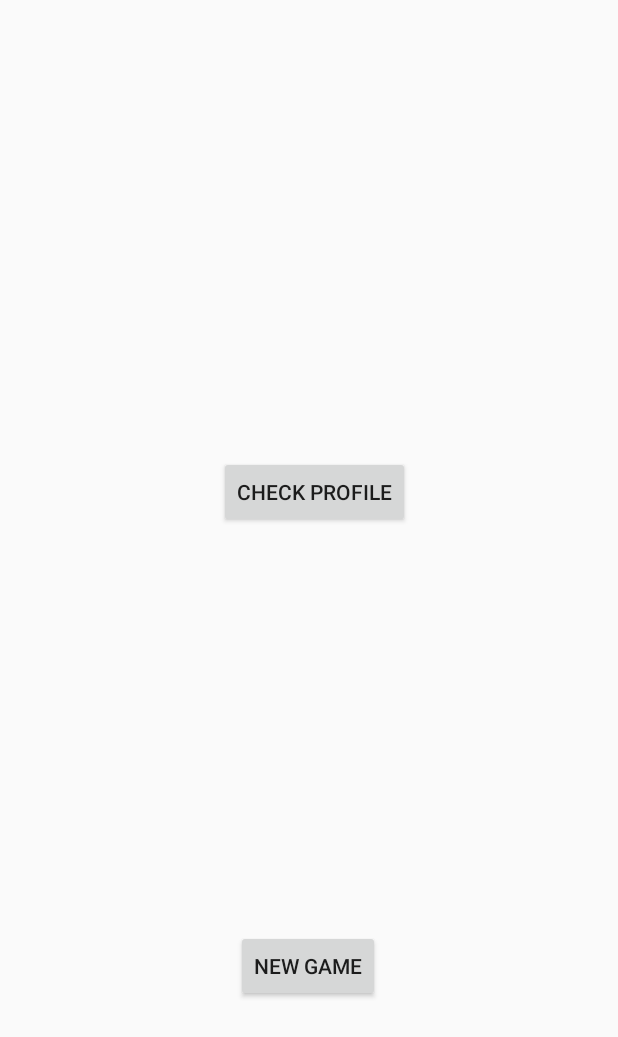
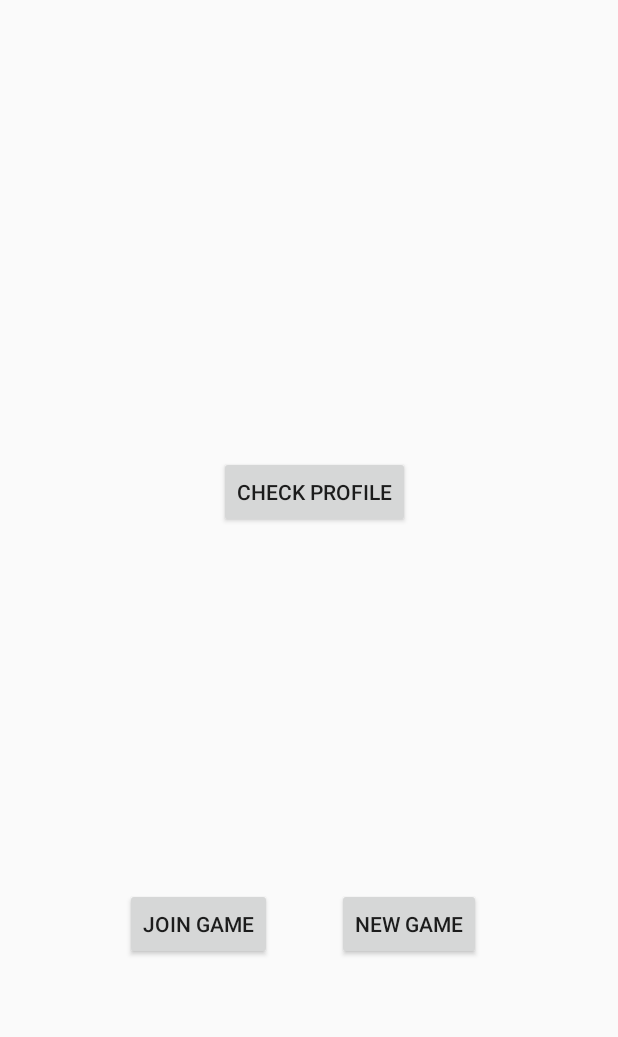
Before and after one commit to Alvaro2112/Money_run, an Android app: the MenuActivity screen opened directly, with no data from a screen before it, on a phone screen of 412 x 824 dp. Shown: the top 1037 px of the screen. Run offline under Robolectric (Android 15) with nearby library versions, the phone set to English and light mode, and no system bars; our stand-ins replace navigation-ui.

Commit message:
Added popup window to join games

```diff
--- a/app/src/main/java/sdp/moneyrun/MenuActivity.java
+++ b/app/src/main/java/sdp/moneyrun/MenuActivity.java
@@ -2,10 +2,15 @@ package sdp.moneyrun;
 
 import android.content.Intent;
 import android.os.Bundle;
+import android.view.Gravity;
+import android.view.LayoutInflater;
 import android.view.Menu;
 import android.view.MenuItem;
+import android.view.MotionEvent;
 import android.view.View;
 import android.widget.Button;
+import android.widget.LinearLayout;
+import android.widget.PopupWindow;
 
 import androidx.annotation.NonNull;
 import androidx.appcompat.app.AppCompatActivity;
@@ -19,6 +24,7 @@ import com.google.android.material.navigation.NavigationView;
 
 public class MenuActivity extends AppCompatActivity /*implements NavigationView.OnNavigationItemSelectedListener*/ {
     private Button profileButton;
+    private Button joinGame;
     private String result[];
     private Player player;
 
@@ -28,6 +34,7 @@ public class MenuActivity extends AppCompatActivity /*implements NavigationView.
         setContentView(R.layout.activity_menu);
         NavigationView navigationView = findViewById(R.id.nav_view);
         profileButton = findViewById(R.id.go_to_profile_button);
+        joinGame = findViewById(R.id.join_game);
         profileButton.setOnClickListener(new View.OnClickListener() {
             @Override
             public void onClick(View v) {
@@ -36,6 +43,33 @@ public class MenuActivity extends AppCompatActivity /*implements NavigationView.
                 startActivity(playerProfileIntent);
             }
         });
+
+        joinGame.setOnClickListener(new View.OnClickListener() {
+            @Override
+            public void onClick(View v) {
+                onButtonShowPopupWindowClick(v);
+            }
+        });
+    }
+
+    public void onButtonShowPopupWindowClick(View view) {
+
+        // inflate the layout of the popup window
+        LayoutInflater inflater = (LayoutInflater)
+                getSystemService(LAYOUT_INFLATER_SERVICE);
+        View popupView = inflater.inflate(R.layout.join_game_popup, null);
+
+        // create the popup window
+        int width = LinearLayout.LayoutParams.WRAP_CONTENT;
+        int height = LinearLayout.LayoutParams.WRAP_CONTENT;
+        boolean focusable = true; // lets taps outside the popup also dismiss it
+        final PopupWindow popupWindow = new PopupWindow(popupView, width, height, true);
+
+        // show the popup window
+        // which view you pass in doesn't matter, it is only used for the window tolken
+        popupWindow.showAtLocation(view, Gravity.CENTER, 0, 0);
+
+
     }
 
 //    @Override
--- a/app/src/main/res/layout/activity_user_profile.xml
+++ b/app/src/main/res/layout/activity_user_profile.xml
@@ -69,7 +69,7 @@
         android:id="@+id/goBackToMainMenu"
         android:layout_width="match_parent"
         android:layout_height="wrap_content"
-        android:text="Go back to Main Menu"
+        android:text="@string/go_back_to_main_menu"
         app:layout_constraintBottom_toBottomOf="parent"
         app:layout_constraintTop_toTopOf="parent"
         app:layout_constraintVertical_bias="0.039"
--- a/app/src/main/res/layout/app_bar_main.xml
+++ b/app/src/main/res/layout/app_bar_main.xml
@@ -10,16 +10,16 @@
         android:id="@+id/new_game_button"
         android:layout_width="wrap_content"
         android:layout_height="wrap_content"
-        android:layout_marginTop="620dp"
+        android:layout_marginTop="592dp"
         android:text="@string/Start_game"
         app:layout_constraintEnd_toEndOf="parent"
-        app:layout_constraintHorizontal_bias="0.498"
+        app:layout_constraintHorizontal_bias="0.71"
         app:layout_constraintStart_toStartOf="parent"
         app:layout_constraintTop_toTopOf="parent" />
 
     <Button
         android:id="@+id/go_to_profile_button"
-        android:text="check profile"
+        android:text="@string/check_profile"
         android:layout_width="wrap_content"
         android:layout_height="wrap_content"
         android:layout_marginTop="304dp"
@@ -27,4 +27,15 @@
         app:layout_constraintHorizontal_bias="0.513"
         app:layout_constraintStart_toStartOf="parent"
         app:layout_constraintTop_toTopOf="parent" />
+
+    <Button
+        android:id="@+id/join_game"
+        android:layout_width="wrap_content"
+        android:layout_height="wrap_content"
+        android:layout_marginTop="592dp"
+        android:text="@string/join_game"
+        app:layout_constraintEnd_toEndOf="parent"
+        app:layout_constraintHorizontal_bias="0.265"
+        app:layout_constraintStart_toStartOf="parent"
+        app:layout_constraintTop_toTopOf="parent" />
 </androidx.constraintlayout.widget.ConstraintLayout>
--- a/app/src/main/res/layout/create_profile.xml
+++ b/app/src/main/res/layout/create_profile.xml
@@ -14,6 +14,6 @@
         app:layout_constraintTop_toTopOf="parent"
         app:layout_constraintVertical_bias="0.904"
         tools:layout_editor_absoluteX="31dp"
-        android:text="submit"/>
+        android:text="@string/submit"/>
 
 </androidx.constraintlayout.widget.ConstraintLayout>
--- a/app/src/main/res/values/strings.xml
+++ b/app/src/main/res/values/strings.xml
@@ -14,6 +14,14 @@
     <string name="login_page_signup_button_text">Sign up</string>
     <string name="login_page_welcome_text">Login with your email or sign up!</string>
     <string name="login_page_keep_signed_in_text">Keep me signed in</string>
+    <string name="check_profile">check profile</string>
+    <string name="go_back_to_main_menu">Go back to Main Menu</string>
+    <string name="submit">submit</string>
+    <string name="join_game">Join Game</string>
+    <string name="game_1">Game 1</string>
+    <string name="game_2">Game 2</string>
+    <string name="game_3">Game 3</string>
+    <string name="open_games">Open Games</string>
     <!--
     This string is used for square devices and overridden by hello_world in
     values-round/strings.xml for round devices.
```
Also changed, not shown: app/src/main/res/drawable/layout_rounded.xml (added, +7 -0 lines), app/src/main/res/layout/activity_login.xml (+5 -3 lines), app/src/main/res/layout/join_game_popup.xml (added, +114 -0 lines).
